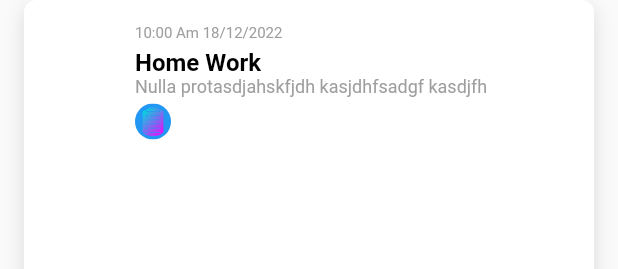
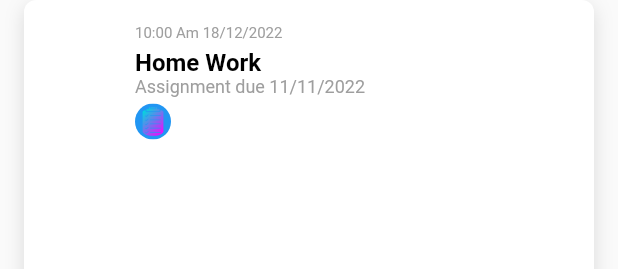
Before and after one commit to dderheim00/RemindMi, a Flutter app: the HomePageTaskCard widget shown alone on an empty page, opened directly, on a phone screen of 412 x 824 dp. Shown: the top 269 px of the screen. Run offline on Flutter 3.47's test engine with Material 2 defaults, Android fonts, the phone set to English and light mode, and no system bars; drawn by our look-alikes of cached_network_image; our stand-ins replace cloud_firestore, firebase_auth, firebase_core, get, get_storage, google_fonts and 2 more; accounts and stored records are empty; network calls fail.

Commit message:
Adding notations to stuff to fix later.

```diff
--- a/lib/app/modules/home/views/dashboard_view.dart
+++ b/lib/app/modules/home/views/dashboard_view.dart
@@ -17,6 +17,7 @@ class _DashboardViewState extends State<DashboardView> {
   Widget build(BuildContext context) {
     return Scaffold(
       backgroundColor: Color.fromARGB(255, 228, 226, 226),
+      //This is the + button that needs a fillable form to goto
       floatingActionButton: FloatingActionButton(
         onPressed: (){},
         backgroundColor: CupertinoColors.activeGreen,
@@ -76,7 +77,8 @@ class _DashboardViewState extends State<DashboardView> {
             (context,index){
               return HomePageTaskCard();
             },
-            childCount: 20
+            //##childCount repeats the demo task card  ##
+            childCount: 6
           )
 
           ,)
--- a/lib/app/modules/home/widget/home_page_task_card.dart
+++ b/lib/app/modules/home/widget/home_page_task_card.dart
@@ -1,3 +1,5 @@
+//this is the file with the demo task card
+
 import 'package:flutter/material.dart';
 import 'package:remindmi/app/modules/home/widget/home_page_user_avatar.dart';
 import 'package:remindmi/constants/images.dart';
@@ -47,7 +49,7 @@ class HomePageTaskCard extends StatelessWidget {
                     ),
                   ),
                   Text(
-                    'Nulla protasdjahskfjdh kasjdhfsadgf kasdjfh',
+                    'Assignment due 11/11/2022',
                     maxLines: 1,
                     overflow: TextOverflow.ellipsis,
                     style: TextStyle(
--- a/lib/dashboard.dart
+++ b/lib/dashboard.dart
@@ -1,3 +1,7 @@
+/*
+// goto app/modules/home/views/dashboard_view.dart
+
+
 import 'package:flutter/material.dart';
 import 'package:remindmi/app/components/task_list_card.dart';
 import 'package:remindmi/app/models/home_task_list_model.dart';
@@ -44,3 +48,4 @@ class DashboardPage extends StatelessWidget {
     );
   }
 }
+*/
```
Also changed, not shown: pubspec.lock.
